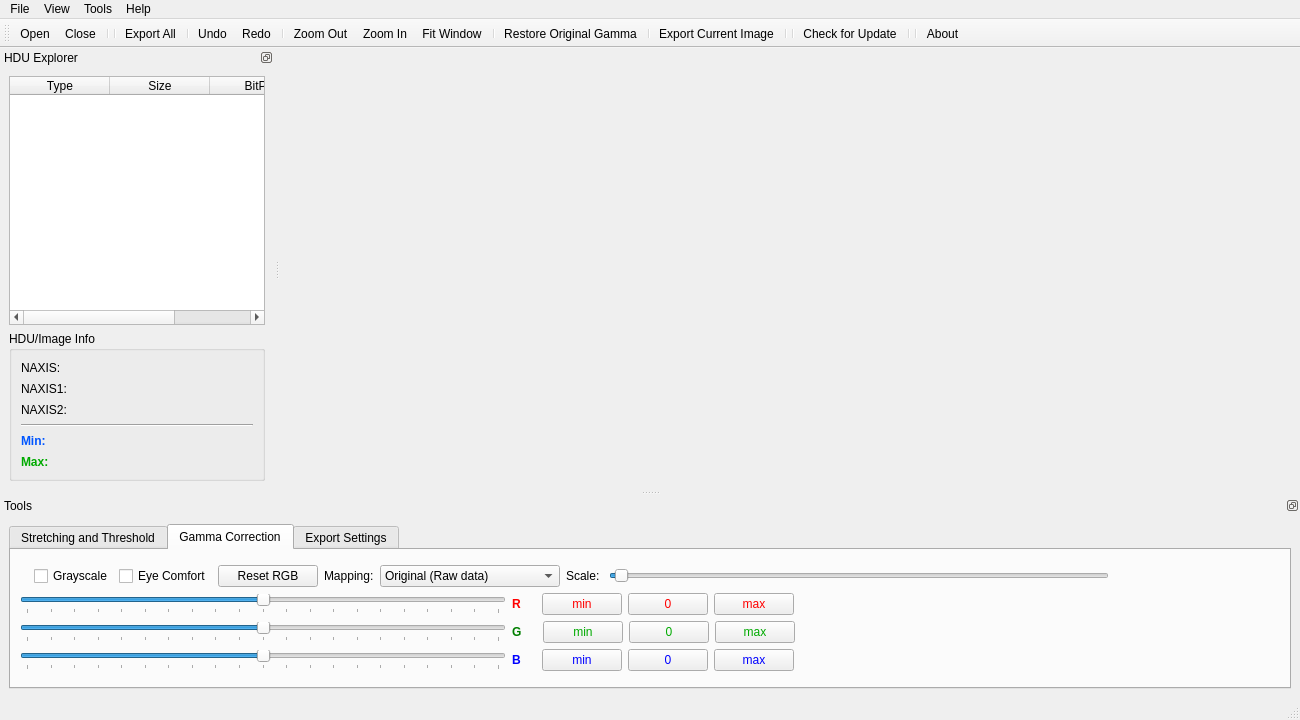
Above: mainwindow.ui from surhh/nfitsview before the change. Below: the same form after it.
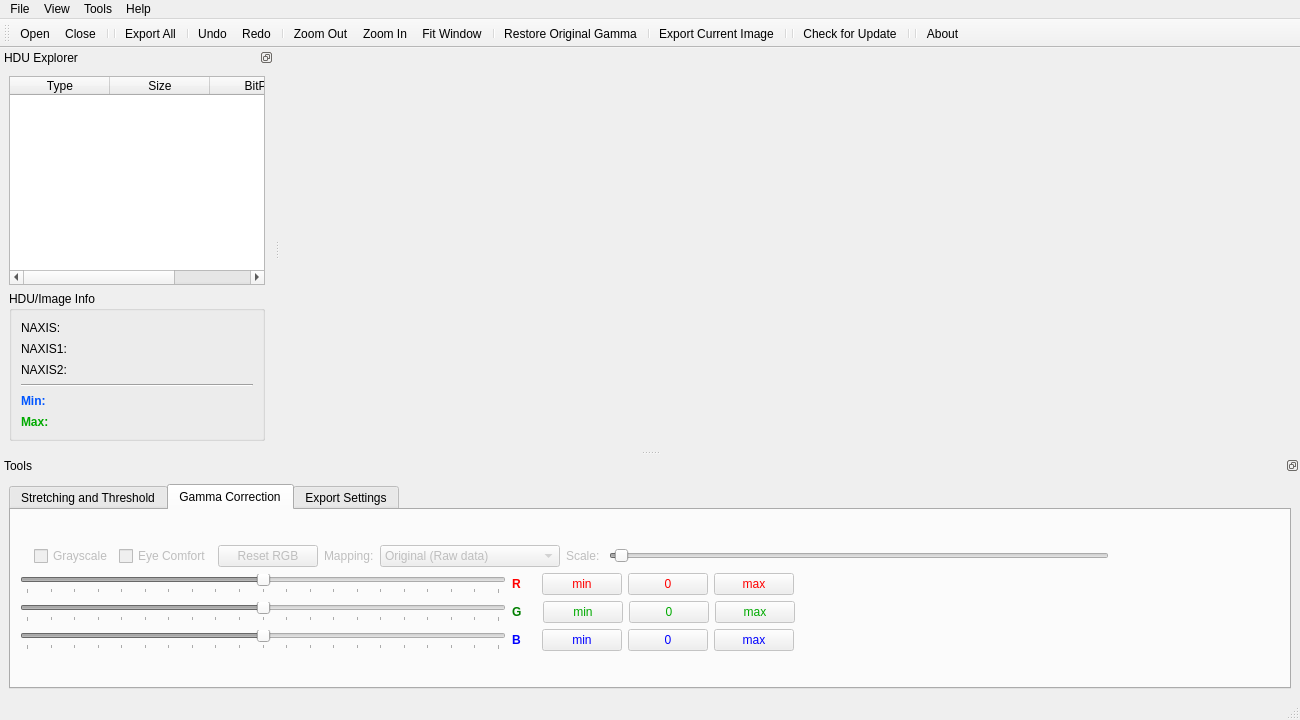
That is the form after the change. The open tabs and pages were chosen to show the change. Icons and pictures are not drawn. Custom widgets are drawn as their Qt base class.

Diff of the .ui file:
```diff
--- a/mainwindow.ui
+++ b/mainwindow.ui
@@ -297,7 +297,7 @@
    <property name="minimumSize">
     <size>
      <width>1250</width>
-     <height>202</height>
+     <height>242</height>
     </size>
    </property>
    <property name="features">
@@ -316,10 +316,13 @@
     <layout class="QGridLayout" name="gridLayout_3">
      <item row="0" column="0">
       <widget class="QTabWidget" name="tabWidget">
+       <property name="enabled">
+        <bool>true</bool>
+       </property>
        <property name="minimumSize">
         <size>
          <width>200</width>
-         <height>50</height>
+         <height>200</height>
         </size>
        </property>
        <property name="tabShape">
@@ -497,6 +500,9 @@
         </layout>
        </widget>
        <widget class="QWidget" name="ToolsTabGammaCorrection">
+        <property name="enabled">
+         <bool>false</bool>
+        </property>
         <attribute name="title">
          <string>Gamma Correction</string>
         </attribute>
@@ -544,6 +550,9 @@
                </item>
                <item>
                 <widget class="QCheckBox" name="checkBoxGrayscale">
+                 <property name="enabled">
+                  <bool>false</bool>
+                 </property>
                  <property name="sizePolicy">
                   <sizepolicy hsizetype="Fixed" vsizetype="Fixed">
                    <horstretch>0</horstretch>
@@ -557,6 +566,9 @@
                </item>
                <item>
                 <widget class="QCheckBox" name="checkBoxEyeComfort">
+                 <property name="enabled">
+                  <bool>false</bool>
+                 </property>
                  <property name="sizePolicy">
                   <sizepolicy hsizetype="Fixed" vsizetype="Fixed">
                    <horstretch>0</horstretch>
@@ -570,6 +582,9 @@
                </item>
                <item>
                 <widget class="QPushButton" name="resetRGBButton">
+                 <property name="enabled">
+                  <bool>false</bool>
+                 </property>
                  <property name="sizePolicy">
                   <sizepolicy hsizetype="Expanding" vsizetype="Fixed">
                    <horstretch>0</horstretch>
@@ -589,6 +604,9 @@
                </item>
                <item>
                 <widget class="QLabel" name="labelMappping">
+                 <property name="enabled">
+                  <bool>false</bool>
+                 </property>
                  <property name="text">
                   <string>Mapping:</string>
                  </property>
@@ -596,6 +614,9 @@
                </item>
                <item>
                 <widget class="QComboBox" name="comboBoxMapping">
+                 <property name="enabled">
+                  <bool>false</bool>
+                 </property>
                  <item>
                   <property name="text">
                    <string>Original (Raw data)</string>
@@ -620,6 +641,9 @@
                </item>
                <item>
                 <widget class="QLabel" name="labelPercent">
+                 <property name="enabled">
+                  <bool>false</bool>
+                 </property>
                  <property name="text">
                   <string>Scale: </string>
                  </property>
@@ -627,6 +651,9 @@
                </item>
                <item>
                 <widget class="QSlider" name="horizontalSliderPercent">
+                 <property name="enabled">
+                  <bool>false</bool>
+                 </property>
                  <property name="sizePolicy">
                   <sizepolicy hsizetype="Expanding" vsizetype="Fixed">
                    <horstretch>0</horstretch>
@@ -697,6 +724,9 @@
               <layout class="QHBoxLayout" name="horizontalLayoutTabToolsR">
                <item>
                 <widget class="QSlider" name="horizontalSliderR">
+                 <property name="enabled">
+                  <bool>false</bool>
+                 </property>
                  <property name="sizePolicy">
                   <sizepolicy hsizetype="Expanding" vsizetype="Fixed">
                    <horstretch>0</horstretch>
@@ -734,6 +764,9 @@
                </item>
                <item>
                 <widget class="QLabel" name="labelR">
+                 <property name="enabled">
+                  <bool>false</bool>
+                 </property>
                  <property name="text">
                   <string>&lt;html&gt;&lt;head/&gt;&lt;body&gt;&lt;p&gt;&lt;span style=&quot; font-weight:600; color:#ff0000;&quot;&gt;R&lt;/span&gt;&lt;/p&gt;&lt;/body&gt;&lt;/html&gt;</string>
                  </property>
@@ -744,6 +777,9 @@
                </item>
                <item>
                 <widget class="QLabel" name="labelValueR">
+                 <property name="enabled">
+                  <bool>false</bool>
+                 </property>
                  <property name="font">
                   <font>
                    <family>Courier 10 Pitch</family>
@@ -757,6 +793,9 @@
                </item>
                <item>
                 <widget class="QPushButton" name="minRButton">
+                 <property name="enabled">
+                  <bool>false</bool>
+                 </property>
                  <property name="styleSheet">
                   <string notr="true">color: rgb(255, 0, 0);</string>
                  </property>
@@ -767,6 +806,9 @@
                </item>
                <item>
                 <widget class="QPushButton" name="defaultRButton">
+                 <property name="enabled">
+                  <bool>false</bool>
+                 </property>
                  <property name="styleSheet">
                   <string notr="true">color: rgb(255, 0, 0);</string>
                  </property>
@@ -777,6 +819,9 @@
                </item>
                <item>
                 <widget class="QPushButton" name="maxRButton">
+                 <property name="enabled">
+                  <bool>false</bool>
+                 </property>
                  <property name="styleSheet">
                   <string notr="true">color: rgb(255, 0, 0);</string>
                  </property>
@@ -811,6 +856,9 @@
               <layout class="QHBoxLayout" name="horizontalLayoutTabToolsG">
                <item>
                 <widget class="QSlider" name="horizontalSliderG">
+                 <property name="enabled">
+                  <bool>false</bool>
+                 </property>
                  <property name="minimumSize">
                   <size>
                    <width>300</width>
@@ -842,6 +890,9 @@
                </item>
                <item>
                 <widget class="QLabel" name="labelG">
+                 <property name="enabled">
+                  <bool>false</bool>
+                 </property>
                  <property name="text">
                   <string>&lt;html&gt;&lt;head/&gt;&lt;body&gt;&lt;p&gt;&lt;span style=&quot; font-weight:600; color:#007f00;&quot;&gt;G&lt;/span&gt;&lt;/p&gt;&lt;/body&gt;&lt;/html&gt;</string>
                  </property>
@@ -852,6 +903,9 @@
                </item>
                <item>
                 <widget class="QLabel" name="labelValueG">
+                 <property name="enabled">
+                  <bool>false</bool>
+                 </property>
                  <property name="font">
                   <font>
                    <family>Courier 10 Pitch</family>
@@ -865,6 +919,9 @@
                </item>
                <item>
                 <widget class="QPushButton" name="minGButton">
+                 <property name="enabled">
+                  <bool>false</bool>
+                 </property>
                  <property name="styleSheet">
                   <string notr="true">color: rgb(0, 170, 0);</string>
                  </property>
@@ -875,6 +932,9 @@
                </item>
                <item>
                 <widget class="QPushButton" name="defaultGButton">
+                 <property name="enabled">
+                  <bool>false</bool>
+                 </property>
                  <property name="styleSheet">
                   <string notr="true">color: rgb(0, 170, 0);</string>
                  </property>
@@ -885,6 +945,9 @@
                </item>
                <item>
                 <widget class="QPushButton" name="maxGButton">
+                 <property name="enabled">
+                  <bool>false</bool>
+                 </property>
                  <property name="styleSheet">
                   <string notr="true">color: rgb(0, 170, 0);</string>
                  </property>
@@ -919,6 +982,9 @@
               <layout class="QHBoxLayout" name="horizontalLayoutTabToolsB">
                <item>
                 <widget class="QSlider" name="horizontalSliderB">
+                 <property name="enabled">
+                  <bool>false</bool>
+                 </property>
                  <property name="minimumSize">
                   <size>
                    <width>300</width>
@@ -956,6 +1022,9 @@
                </item>
                <item>
                 <widget class="QLabel" name="labelB">
+                 <property name="enabled">
+                  <bool>false</bool>
+                 </property>
                  <property name="text">
                   <string>&lt;html&gt;&lt;head/&gt;&lt;body&gt;&lt;p&gt;&lt;span style=&quot; font-weight:600; color:#0000ff;&quot;&gt;B&lt;/span&gt;&lt;/p&gt;&lt;/body&gt;&lt;/html&gt;</string>
                  </property>
@@ -966,6 +1035,9 @@
                </item>
                <item>
                 <widget class="QLabel" name="labelValueB">
+                 <property name="enabled">
+                  <bool>false</bool>
+                 </property>
                  <property name="font">
                   <font>
                    <family>Courier 10 Pitch</family>
@@ -979,6 +1051,9 @@
                </item>
                <item>
                 <widget class="QPushButton" name="minBButton">
+                 <property name="enabled">
+                  <bool>false</bool>
+                 </property>
                  <property name="styleSheet">
                   <string notr="true">color: rgb(0, 0, 255);</string>
                  </property>
@@ -989,6 +1064,9 @@
                </item>
                <item>
                 <widget class="QPushButton" name="defaultBButton">
+                 <property name="enabled">
+                  <bool>false</bool>
+                 </property>
                  <property name="styleSheet">
                   <string notr="true">color: rgb(0, 0, 255);</string>
                  </property>
@@ -999,6 +1077,9 @@
                </item>
                <item>
                 <widget class="QPushButton" name="maxBButton">
+                 <property name="enabled">
+                  <bool>false</bool>
+                 </property>
                  <property name="styleSheet">
                   <string notr="true">color: rgb(0, 0, 255);</string>
                  </property>
```
Left out of the diff: 39 changed lines with no effect on the pictures.
